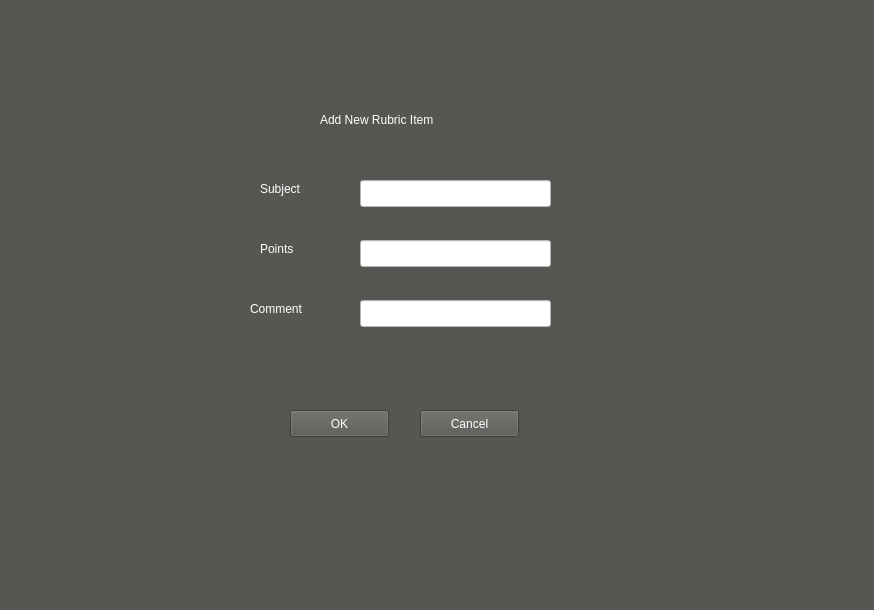
First picture: the form in GradingProject/GradingProjectGUI/widget.ui, repository nax47/Grading-Assistance-App, before the edit.
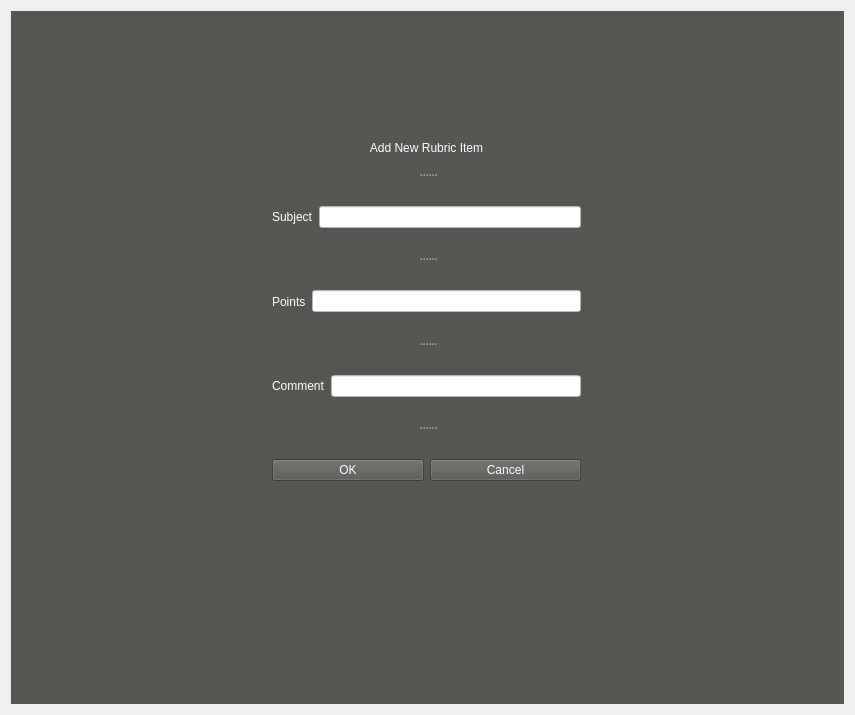
Second picture: the form after the edit. The open tabs and pages were chosen to show the change.

Commit message: scalable gui and file browser added

Patch:
```diff
--- a/GradingProject/GradingProjectGUI/widget.ui
+++ b/GradingProject/GradingProjectGUI/widget.ui
@@ -6,22 +6,16 @@
    <rect>
     <x>0</x>
     <y>0</y>
-    <width>874</width>
-    <height>610</height>
+    <width>855</width>
+    <height>715</height>
    </rect>
   </property>
   <property name="windowTitle">
    <string>Widget</string>
   </property>
+  <layout class="QGridLayout" name="gridLayout_3">
+   <item row="0" column="0">
   <widget class="QStackedWidget" name="stackedWidget">
-   <property name="geometry">
-    <rect>
-     <x>0</x>
-     <y>0</y>
-     <width>881</width>
-     <height>611</height>
-    </rect>
-   </property>
    <property name="styleSheet">
     <string notr="true">background-color: rgb(85, 87, 83);</string>
    </property>
@@ -147,15 +141,36 @@
     </widget>
    </widget>
    <widget class="QWidget" name="rubricItem">
+      <widget class="QSplitter" name="splitter">
+       <property name="geometry">
+        <rect>
+         <x>250</x>
+         <y>130</y>
+         <width>331</width>
+         <height>351</height>
+        </rect>
+       </property>
+       <property name="orientation">
+        <enum>Qt::Vertical</enum>
+       </property>
+       <property name="handleWidth">
+        <number>40</number>
+       </property>
+       <widget class="QLabel" name="newRubricItemLabel">
+        <property name="styleSheet">
+         <string notr="true">color: rgb(255, 255, 255);</string>
+        </property>
+        <property name="text">
+         <string>Add New Rubric Item</string>
+        </property>
+        <property name="alignment">
+         <set>Qt::AlignCenter</set>
+        </property>
+       </widget>
+       <widget class="QWidget" name="">
+        <layout class="QHBoxLayout" name="horizontalLayout">
+         <item>
     <widget class="QLabel" name="subjectLabel">
-     <property name="geometry">
-      <rect>
-       <x>260</x>
-       <y>180</y>
-       <width>67</width>
-       <height>17</height>
-      </rect>
-     </property>
      <property name="styleSheet">
       <string notr="true">color: rgb(255, 255, 255);</string>
      </property>
@@ -163,31 +178,20 @@
       <string>Subject</string>
      </property>
     </widget>
-    <widget class="QLabel" name="commentLabel">
-     <property name="geometry">
-      <rect>
-       <x>250</x>
-       <y>300</y>
-       <width>67</width>
-       <height>17</height>
-      </rect>
-     </property>
+         </item>
+         <item>
+          <widget class="QLineEdit" name="subjectLine">
      <property name="styleSheet">
-      <string notr="true">color: rgb(255, 255, 255);</string>
-     </property>
-     <property name="text">
-      <string>Comment</string>
-     </property>
-    </widget>
+            <string notr="true">background-color: rgb(255, 255, 255);</string>
+           </property>
+          </widget>
+         </item>
+        </layout>
+       </widget>
+       <widget class="QWidget" name="">
+        <layout class="QHBoxLayout" name="horizontalLayout_2">
+         <item>
     <widget class="QLabel" name="pointsLabel">
-     <property name="geometry">
-      <rect>
-       <x>260</x>
-       <y>240</y>
-       <width>67</width>
-       <height>17</height>
-      </rect>
-     </property>
      <property name="styleSheet">
       <string notr="true">color: rgb(255, 255, 255);</string>
      </property>
@@ -195,54 +199,41 @@
       <string>Points</string>
      </property>
     </widget>
-    <widget class="QLineEdit" name="subjectLine">
-     <property name="geometry">
-      <rect>
-       <x>360</x>
-       <y>180</y>
-       <width>191</width>
-       <height>27</height>
-      </rect>
-     </property>
-     <property name="styleSheet">
-      <string notr="true">background-color: rgb(255, 255, 255);</string>
-     </property>
-    </widget>
+         </item>
+         <item>
     <widget class="QLineEdit" name="pointsLine">
-     <property name="geometry">
-      <rect>
-       <x>360</x>
-       <y>240</y>
-       <width>191</width>
-       <height>27</height>
-      </rect>
-     </property>
      <property name="styleSheet">
       <string notr="true">background-color: rgb(255, 255, 255);</string>
      </property>
     </widget>
+         </item>
+        </layout>
+       </widget>
+       <widget class="QWidget" name="">
+        <layout class="QHBoxLayout" name="horizontalLayout_3">
+         <item>
+          <widget class="QLabel" name="commentLabel">
+           <property name="styleSheet">
+            <string notr="true">color: rgb(255, 255, 255);</string>
+           </property>
+           <property name="text">
+            <string>Comment</string>
+           </property>
+          </widget>
+         </item>
+         <item>
     <widget class="QLineEdit" name="commentLine">
-     <property name="geometry">
-      <rect>
-       <x>360</x>
-       <y>300</y>
-       <width>191</width>
-       <height>27</height>
-      </rect>
-     </property>
      <property name="styleSheet">
       <string notr="true">background-color: rgb(255, 255, 255);</string>
      </property>
     </widget>
+         </item>
+        </layout>
+       </widget>
+       <widget class="QWidget" name="">
+        <layout class="QHBoxLayout" name="horizontalLayout_4">
+         <item>
     <widget class="QPushButton" name="okButton">
-     <property name="geometry">
-      <rect>
-       <x>290</x>
-       <y>410</y>
-       <width>99</width>
-       <height>27</height>
-      </rect>
-     </property>
      <property name="styleSheet">
       <string notr="true">color: rgb(255, 255, 255);</string>
      </property>
@@ -250,15 +241,9 @@
       <string>OK</string>
      </property>
     </widget>
+         </item>
+         <item>
     <widget class="QPushButton" name="cancelButton">
-     <property name="geometry">
-      <rect>
-       <x>420</x>
-       <y>410</y>
-       <width>99</width>
-       <height>27</height>
-      </rect>
-     </property>
      <property name="styleSheet">
       <string notr="true">color: rgb(255, 255, 255);</string>
      </property>
@@ -266,25 +251,15 @@
       <string>Cancel</string>
      </property>
     </widget>
-    <widget class="QLabel" name="newRubricItemLabel">
-     <property name="geometry">
-      <rect>
-       <x>320</x>
-       <y>110</y>
-       <width>171</width>
-       <height>20</height>
-      </rect>
-     </property>
-     <property name="styleSheet">
-      <string notr="true">color: rgb(255, 255, 255);</string>
-     </property>
-     <property name="text">
-      <string>Add New Rubric Item</string>
-     </property>
+         </item>
+        </layout>
+       </widget>
     </widget>
    </widget>
    <widget class="QWidget" name="page_2"/>
   </widget>
+   </item>
+  </layout>
  </widget>
  <layoutdefault spacing="6" margin="11"/>
  <resources/>
```
Left out of the diff: 145 changed lines with no effect on the pictures. Lines whose indentation alone changed are shown as unchanged. The commit also changes 6 other files.
